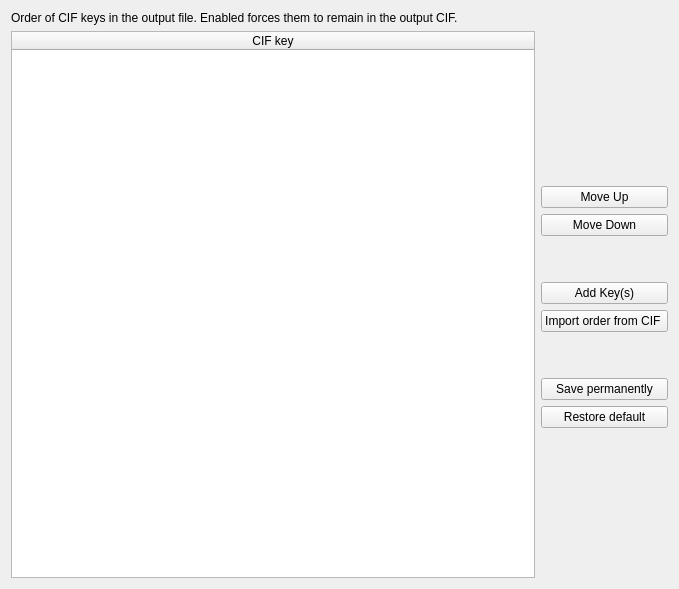
dkratzert/FinalCif, file finalcif/ciforder/order_ui.ui: the form before one commit.
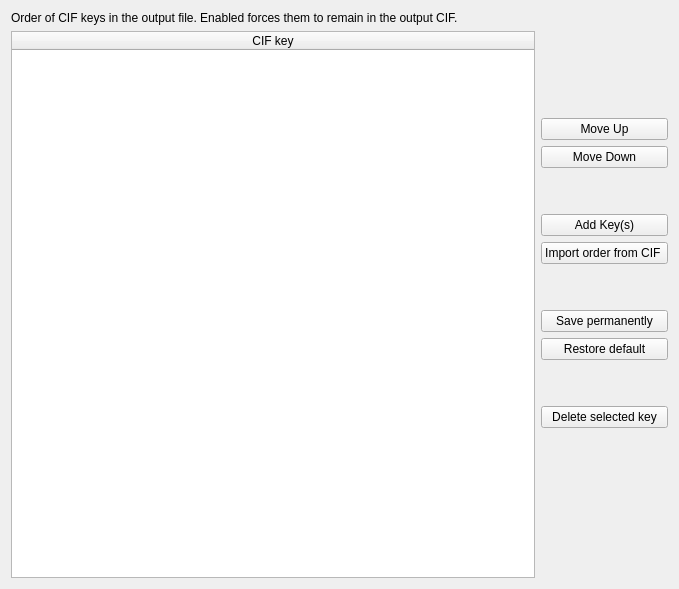
The form after the commit.

Commit message: Add custom keys and delete keys

The edit to the form file:
```diff
--- a/finalcif/ciforder/order_ui.ui
+++ b/finalcif/ciforder/order_ui.ui
@@ -103,6 +103,26 @@
        </property>
       </widget>
      </item>
+     <item>
+      <spacer name="verticalSpacer_3">
+       <property name="orientation">
+        <enum>Qt::Vertical</enum>
+       </property>
+       <property name="sizeHint" stdset="0">
+        <size>
+         <width>20</width>
+         <height>40</height>
+        </size>
+       </property>
+      </spacer>
+     </item>
+     <item>
+      <widget class="QPushButton" name="deleteKeyPushButton">
+       <property name="text">
+        <string>Delete selected key</string>
+       </property>
+      </widget>
+     </item>
     </layout>
    </item>
    <item row="3" column="1">
```
The commit also changes 3 other files.
